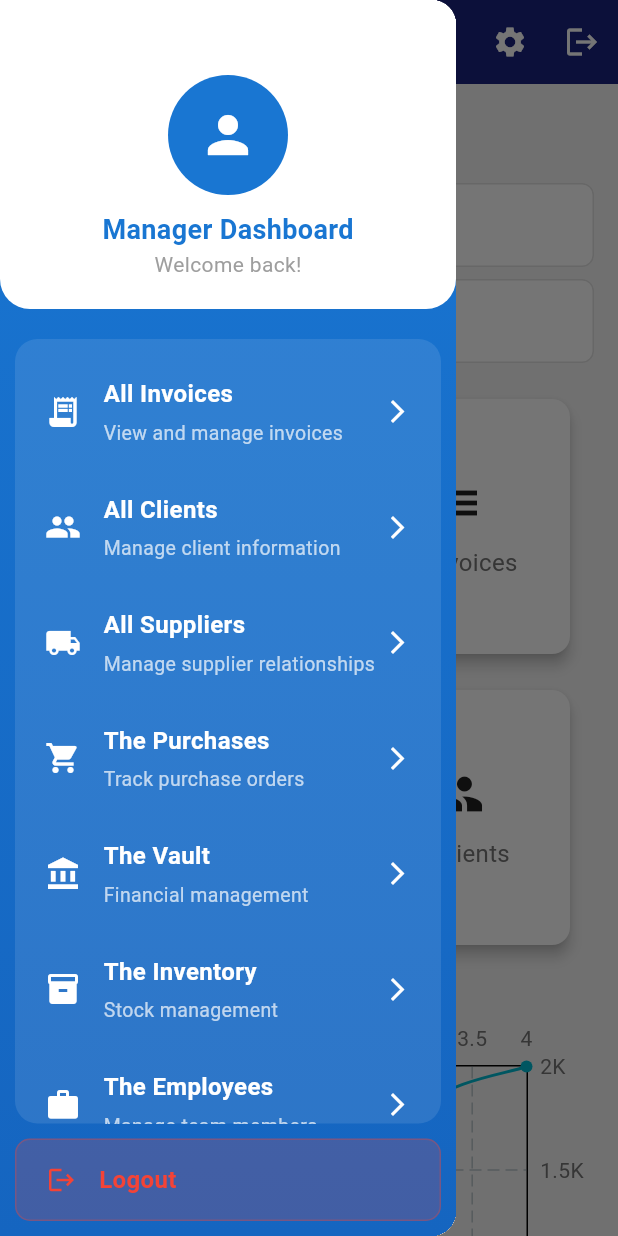
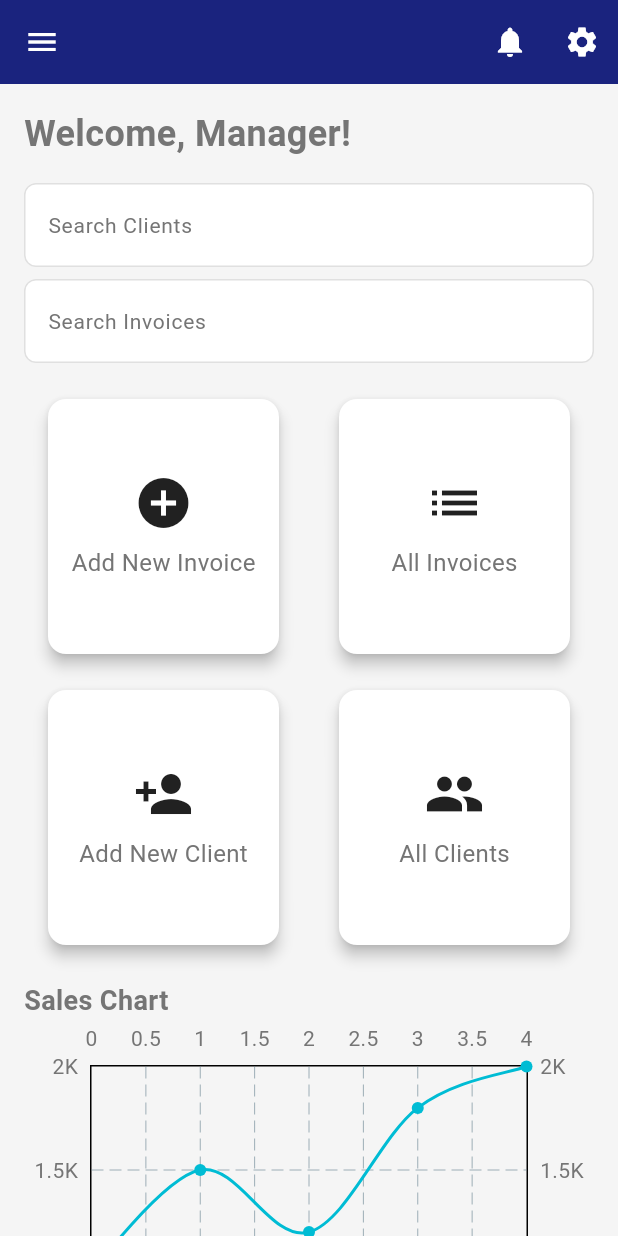
Before and after one commit to Abdalrahman1723/car-service-center-app, a Flutter app: the DashboardScreen screen opened by its route, after a tap on the "menu" icon, after a tap on the "notifications" icon, on a phone screen of 412 x 824 dp. Run offline on Flutter 3.47's test engine with Material 3 defaults, Android fonts, the phone set to English and light mode, and no system bars; drawn by our look-alikes of fl_chart; our stand-ins replace cloud_firestore, device_preview, equatable, firebase_auth, firebase_core, flutter_bloc and 1 more; accounts and stored records are empty; statements that could not run were skipped.

Commit message:
edit client model

```diff
--- a/lib/modules/manager/features/dashboard/presentation/pages/dashboard_screen.dart
+++ b/lib/modules/manager/features/dashboard/presentation/pages/dashboard_screen.dart
@@ -50,11 +50,6 @@
                 MaterialPageRoute(builder: (_) => const Placeholder()),
               );
             },
-          ),
-          //logout
-          IconButton(
-            icon: const Icon(Icons.logout),
-            onPressed: () => cubit.logout(),
           ),
         ],
       ),
@@ -115,6 +110,7 @@
                   child: ListView(
                     padding: const EdgeInsets.symmetric(vertical: 10),
                     children: [
+                      //all invoices
                       buildDrawerItem(
                         context,
                         icon: Icons.receipt_long,
@@ -368,7 +364,8 @@
                         Client(
                           id: DateTime.now().toString(),
                           name: 'New Client',
-                          email: 'client@example.com',
+                          email: 'client@example.com', carType: 'X6', balance: 0,
+
                         ),
                       ),
                     ),
--- a/lib/shared/models/client.dart
+++ b/lib/shared/models/client.dart
@@ -1,12 +1,51 @@
 class Client {
   final String id;
   final String name;
-  final String email;
+  final String? phoneNumber;
+  final String carType;
+  final String? model;
+  final double balance;
+  final String? email;
+  final String? licensePlate;
+  final String? notes;
+  // Updated constructor to include all fields
+  Client({
+    this.id = '',
+    required this.name,
+    this.phoneNumber,
+    required this.carType,
+    this.model,
+    required this.balance,
+    required this.email,
+    this.licensePlate,
+    this.notes,
+  });
 
-  Client({required this.id, required this.name, required this.email});
+  // Updated toMap to include all fields
+  Map<String, dynamic> toMap() => {
+        'name': name,
+        'phoneNumber': phoneNumber,
+        'carType': carType,
+        'model': model,
+        'balance': balance,
+        'email': email,
+        'licensePlate': licensePlate,
+        'notes': notes,
+      };
 
-  Map<String, dynamic> toMap() => {'name': name, 'email': email};
+  // Updated fromMap to include all fields
+  factory Client.fromMap(String id, Map<String, dynamic> map) => Client(
+        id: id,
+        name: map['name'] ?? '',
+        phoneNumber: map['phoneNumber'],
+        carType: map['carType'] ?? '',
+        model: map['model'],
+        balance: (map['balance'] is int)
+            ? (map['balance'] as int).toDouble()
+            : (map['balance'] ?? 0.0),
+        email: map['email'],
+        licensePlate: map['licensePlate'],
+        notes: map['notes'],
+      );
 
-  factory Client.fromMap(String id, Map<String, dynamic> map) =>
-      Client(id: id, name: map['name'], email: map['email']);
 }
```
